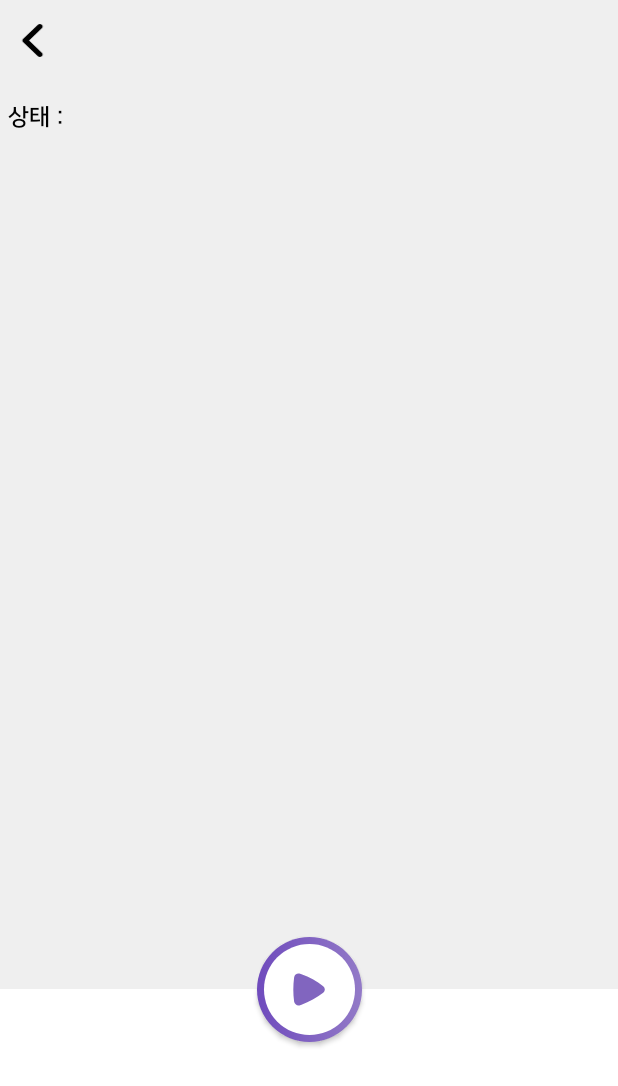
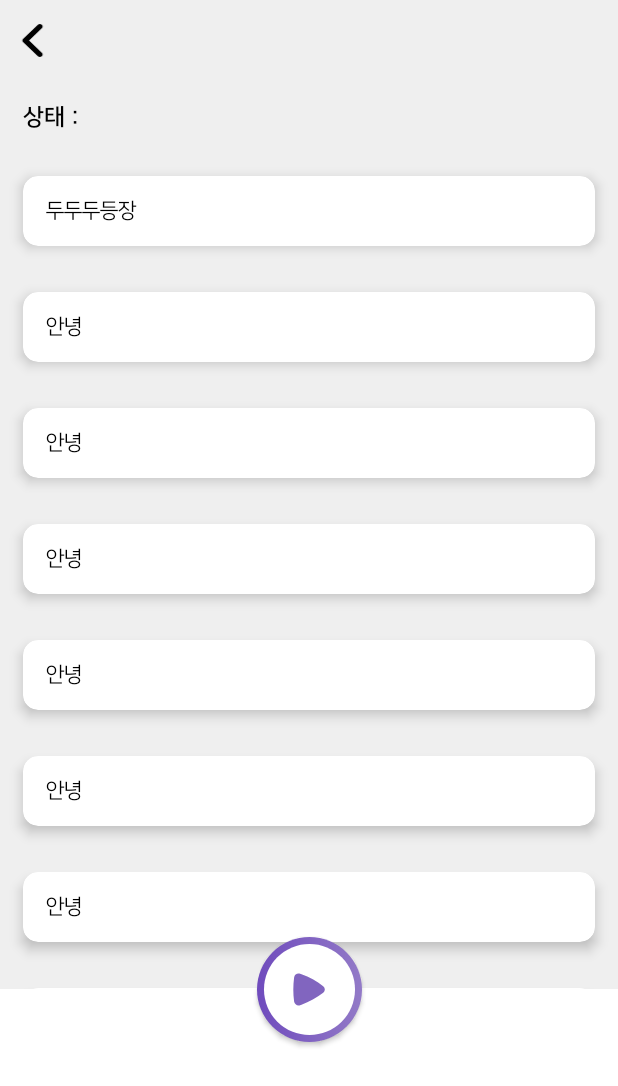
Before and after one commit to G1antPandaBear/recom-android, an Android app: the SoloFragment screen opened directly, with no data from a screen before it, on a phone screen of 412 x 824 dp. Shown: the top 1086 px of the screen. Run offline under Robolectric (Android 15) with nearby library versions, the phone set to English and light mode, and no system bars; our stand-ins replace data binding; 3 statements that could not run were skipped.

Commit message:
Add : Recycler

```diff
--- a/app/src/main/AndroidManifest.xml
+++ b/app/src/main/AndroidManifest.xml
@@ -25,10 +25,12 @@
         tools:targetApi="31">
         <activity
             android:name=".view.activity.MainActivity"
+            android:screenOrientation="portrait"
             android:exported="true">
         </activity>
 
         <activity android:name=".view.activity.StartActivity"
+            android:screenOrientation="portrait"
             android:exported="true">
             <intent-filter>
                 <action android:name="android.intent.action.MAIN" />
--- /dev/null
+++ b/app/src/main/java/kr/hs/pandabear/recom/network/model/speech/SpeechInfo.kt
@@ -0,0 +1,5 @@
+package kr.hs.pandabear.recom.network.model.speech
+
+data class SpeechInfo (
+    val speech: String
+)
--- a/app/src/main/java/kr/hs/pandabear/recom/view/adapter/SpeechAdapter.kt
+++ b/app/src/main/java/kr/hs/pandabear/recom/view/adapter/SpeechAdapter.kt
@@ -1,4 +1,42 @@
 package kr.hs.pandabear.recom.view.adapter
 
-class SpeechAdapter {
+import android.view.LayoutInflater
+import android.view.ViewGroup
+import androidx.databinding.DataBindingUtil
+import androidx.recyclerview.widget.DiffUtil
+import androidx.recyclerview.widget.ListAdapter
+import androidx.recyclerview.widget.RecyclerView
+import kr.hs.pandabear.recom.R
+import kr.hs.pandabear.recom.databinding.ItemSpeechBinding
+import kr.hs.pandabear.recom.network.model.speech.SpeechInfo
+
+class SpeechAdapter : ListAdapter<SpeechInfo, SpeechAdapter.SpeechViewHolder>(SpeechDiffUtilCallback) {
+
+    class SpeechViewHolder(private val binding: ItemSpeechBinding): RecyclerView.ViewHolder(binding.root) {
+        fun bind(data: SpeechInfo) {
+            binding.tvSpeech.text = data.speech
+        }
+    }
+
+    override fun onCreateViewHolder(parent: ViewGroup, viewType: Int): SpeechViewHolder {
+        return SpeechViewHolder(
+            DataBindingUtil.inflate(
+                LayoutInflater.from(parent.context),
+                R.layout.item_speech,
+                parent,
+                false
+            )
+        )
+    }
+
+    override fun onBindViewHolder(holder: SpeechViewHolder, position: Int) {
+        return holder.bind(getItem(position))
+    }
+
+    companion object {
+        val SpeechDiffUtilCallback = object : DiffUtil.ItemCallback<SpeechInfo>() {
+            override fun areItemsTheSame(oldItem: SpeechInfo, newItem: SpeechInfo): Boolean = oldItem == newItem
+            override fun areContentsTheSame(oldItem: SpeechInfo, newItem: SpeechInfo): Boolean = oldItem == newItem
+        }
+    }
 }
--- a/app/src/main/java/kr/hs/pandabear/recom/view/fragment/SoloFragment.kt
+++ b/app/src/main/java/kr/hs/pandabear/recom/view/fragment/SoloFragment.kt
@@ -5,21 +5,30 @@ import android.os.Bundle
 import android.speech.RecognitionListener
 import android.speech.RecognizerIntent
 import android.speech.SpeechRecognizer
-import android.widget.Toast
 import androidx.fragment.app.viewModels
+import androidx.recyclerview.widget.LinearLayoutManager
+import androidx.recyclerview.widget.LinearSmoothScroller
+import androidx.recyclerview.widget.RecyclerView
+import androidx.recyclerview.widget.RecyclerView.SmoothScroller
 import kr.hs.pandabear.recom.databinding.FragmentSoloBinding
+import kr.hs.pandabear.recom.network.model.speech.SpeechInfo
+import kr.hs.pandabear.recom.view.adapter.SpeechAdapter
 import kr.hs.pandabear.recom.view.base.BaseFragment
-import kr.hs.pandabear.recom.viewmodel.activity.MainViewModel
 import kr.hs.pandabear.recom.viewmodel.fragment.SoloViewModel
+import java.util.*
+import kotlin.collections.ArrayList
 
 class SoloFragment : BaseFragment<FragmentSoloBinding, SoloViewModel>() {
     override val viewModel: SoloViewModel by viewModels()
 
     private lateinit var speechRecognizer: SpeechRecognizer
     private lateinit var recognizerIntent: Intent
+    private lateinit var adapter: SpeechAdapter
+
 
     override fun observerViewModel() {
         setSpeechRecognizer()
+        setSpeechRecycler()
     }
 
     override fun bindingViewEvent() {
@@ -38,8 +47,31 @@ class SoloFragment : BaseFragment<FragmentSoloBinding, SoloViewModel>() {
 
     private fun setSpeechRecognizer() {
         recognizerIntent = Intent(RecognizerIntent.ACTION_RECOGNIZE_SPEECH)
-        recognizerIntent.putExtra(RecognizerIntent.EXTRA_CALLING_PACKAGE, requireContext().packageName)
+        recognizerIntent.putExtra(
+            RecognizerIntent.EXTRA_CALLING_PACKAGE,
+            requireContext().packageName
+        )
         recognizerIntent.putExtra(RecognizerIntent.EXTRA_LANGUAGE, "ko-KR")
+    }
+
+    private fun setSpeechRecycler() {
+        adapter = SpeechAdapter()
+        mBinding.rcSpeech.adapter = adapter
+        val manager = LinearLayoutManager(requireContext())
+        manager.reverseLayout = true
+        manager.stackFromEnd = true
+        mBinding.rcSpeech.layoutManager = manager
+        val dataList = mutableListOf<SpeechInfo>()
+        dataList.add(SpeechInfo("안녕"))
+        dataList.add(SpeechInfo("안녕"))
+        dataList.add(SpeechInfo("안녕"))
+        dataList.add(SpeechInfo("안녕"))
+        dataList.add(SpeechInfo("안녕"))
+        dataList.add(SpeechInfo("안녕"))
+        dataList.add(SpeechInfo("안녕"))
+        dataList.add(SpeechInfo("안녕"))
+        dataList.add(SpeechInfo("두두두등장"))
+        adapter.submitList(dataList)
     }
 
     private fun onClickPlayButton() {
@@ -50,7 +82,7 @@ class SoloFragment : BaseFragment<FragmentSoloBinding, SoloViewModel>() {
 
     private val recognitionListener: RecognitionListener = object : RecognitionListener {
         override fun onReadyForSpeech(p0: Bundle?) {
-            mBinding.tvState.text = "이제 말씁하세요!"
+            mBinding.tvState.text = "이제 말씀하세요!"
         }
 
         override fun onBeginningOfSpeech() {
@@ -68,7 +100,7 @@ class SoloFragment : BaseFragment<FragmentSoloBinding, SoloViewModel>() {
         }
 
         override fun onError(error: Int) {
-           val message = when (error) {
+            val message = when (error) {
                 SpeechRecognizer.ERROR_AUDIO -> "오디오 에러"
                 SpeechRecognizer.ERROR_CLIENT -> "클라이언트 에러"
                 SpeechRecognizer.ERROR_INSUFFICIENT_PERMISSIONS -> "퍼미션 없음"
@@ -84,7 +116,18 @@ class SoloFragment : BaseFragment<FragmentSoloBinding, SoloViewModel>() {
         }
 
         override fun onResults(results: Bundle?) {
-            val matches = results?.getStringArrayList(SpeechRecognizer.RESULTS_RECOGNITION)
+            val matches: String = results?.getStringArrayList(SpeechRecognizer.RESULTS_RECOGNITION)
+                .toString()
+                .replace("[", "")
+                .replace("]", "")
+
+            val dataList: ArrayList<SpeechInfo> = ArrayList()
+            adapter.currentList.forEach {
+                dataList.add(it)
+            }
+            dataList.add(SpeechInfo(matches))
+            mBinding.rcSpeech.smoothScrollToPosition(adapter.itemCount)
+            adapter.submitList(dataList)
         }
 
         override fun onPartialResults(p0: Bundle?) {}
--- a/app/src/main/res/layout/fragment_solo.xml
+++ b/app/src/main/res/layout/fragment_solo.xml
@@ -22,6 +22,7 @@
             android:layout_marginTop="10dp"
             android:orientation="horizontal"
             android:padding="5dp"
+            android:layout_marginHorizontal="10dp"
             app:layout_constraintEnd_toEndOf="parent"
             app:layout_constraintStart_toStartOf="parent"
             app:layout_constraintTop_toTopOf="parent">
@@ -48,11 +49,12 @@
         </LinearLayout>
 
         <androidx.recyclerview.widget.RecyclerView
+            android:id="@+id/rc_speech"
             android:layout_width="match_parent"
             android:layout_height="0dp"
             android:layout_marginTop="10dp"
             android:orientation="vertical"
-            app:layoutManager="androidx.recyclerview.widget.LinearLayoutManager"
+            tools:listitem="@layout/item_speech"
             app:layout_constraintBottom_toTopOf="@id/layout_bottom"
             app:layout_constraintTop_toBottomOf="@id/layout_state" />
 
--- /dev/null
+++ b/app/src/main/res/layout/item_speech.xml
@@ -0,0 +1,42 @@
+<?xml version="1.0" encoding="utf-8"?>
+<layout xmlns:android="http://schemas.android.com/apk/res/android"
+    xmlns:app="http://schemas.android.com/apk/res-auto"
+    xmlns:tools="http://schemas.android.com/tools">
+
+    <data>
+        <variable
+            name="speech"
+            type="kr.hs.pandabear.recom.network.model.speech.SpeechInfo" />
+    </data>
+
+    <androidx.constraintlayout.widget.ConstraintLayout
+        android:layout_width="match_parent"
+        android:layout_height="wrap_content">
+
+        <androidx.cardview.widget.CardView
+            android:id="@+id/card_speech"
+            android:layout_width="match_parent"
+            android:layout_height="wrap_content"
+            app:cardElevation="5dp"
+            app:cardCornerRadius="10dp"
+            android:layout_margin="15dp"
+            app:layout_constraintEnd_toEndOf="parent"
+            app:layout_constraintStart_toStartOf="parent"
+            app:layout_constraintTop_toTopOf="parent"
+            app:layout_constraintBottom_toBottomOf="parent">
+
+            <TextView
+                android:id="@+id/tv_speech"
+                android:layout_width="match_parent"
+                android:layout_height="match_parent"
+                android:textColor="@color/color_black"
+                android:layout_margin="15dp"
+                android:gravity="top|left"
+                android:lineSpacingExtra="3dp"
+                android:fontFamily="@font/nanum_acr"
+                tools:text="이경태 여친 없는 모쏠이다.. 이경태 여친 없는 모쏠이다.. 이경태 여친 없는 모쏠이다.. 이경태 여친 없는 모쏠이다.. 이경태 여친 없는 모쏠이다.. 이경태 여친 없는 모쏠이다.. 이경태 여친 없는 모쏠이다.. 이경태 여친 없는 모쏠이다.."
+                tools:ignore="RtlHardcoded" />
+        </androidx.cardview.widget.CardView>
+
+    </androidx.constraintlayout.widget.ConstraintLayout>
+</layout>
```
Also changed, not shown: 1 other file.
